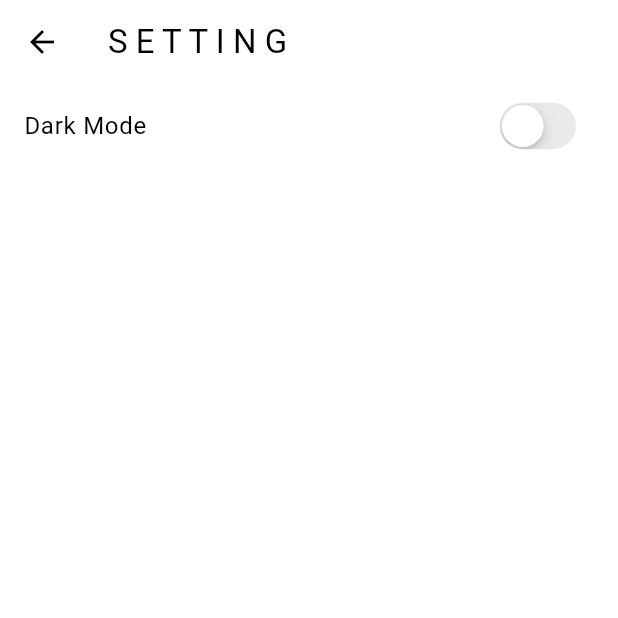
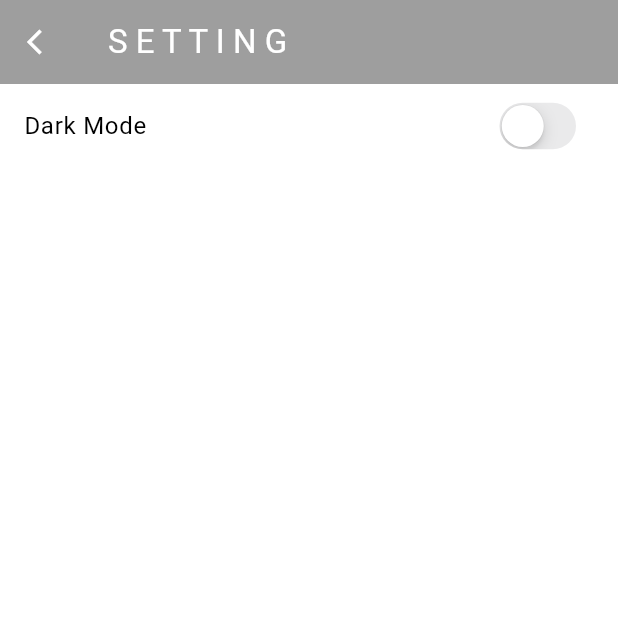
Before and after one commit to PranjalPiya/Hamro-ChatApp, a Flutter app: the screen it shows once a user with an empty profile is signed in, in the side drawer, after a tap on "S E T T I N G", on a phone screen of 412 x 824 dp, the top half of it. Run offline on Flutter 3.47's test engine with Material 3 defaults, Android fonts, the phone set to English and light mode, and no system bars; our stand-ins replace bloc, cloud_firestore, equatable, firebase_auth, firebase_core, flutter_bloc; accounts and stored records are empty; generated files the repository leaves out were written again.

```diff
--- a/lib/components/custom_textformfield.dart
+++ b/lib/components/custom_textformfield.dart
@@ -12,9 +12,15 @@ class CustomTextFormField extends StatelessWidget {
   final bool obscure;
   final String? Function(String?)? validator;
   final Function(String)? onChanged;
+  final int? maxLines;
+  final int? minLines;
+  final FocusNode? focusNode;
   const CustomTextFormField(
       {super.key,
       this.onChanged,
+      this.maxLines,
+      this.minLines,
+      this.focusNode,
       required this.controller,
       required this.hintText,
       required this.validator,
@@ -30,9 +36,11 @@ class CustomTextFormField extends StatelessWidget {
           controller: controller,
           obscureText: obscure,
           validator: validator,
-          maxLines: null, // Allows the text field to expand vertically
+          focusNode: focusNode,
+          //use only for sending message
+          maxLines: maxLines, // Allows the text field to expand vertically
           minLines: 1, // Starts with a single line
-          keyboardType: TextInputType.multiline,
+          // keyboardType: TextInputType.multiline,
           onChanged: onChanged,
           decoration: InputDecoration(
             fillColor: Theme.of(context).colorScheme.secondary,
--- a/lib/components/drawer.dart
+++ b/lib/components/drawer.dart
@@ -20,8 +20,12 @@ Widget appDrawer({BuildContext? context, void Function()? onTap}) {
                   ),
                   const SizedBox(height: 7),
                   Text(
-                    authServices.getCurrentUser()?.displayName?.toUpperCase() ??
-                        'U S E R',
+                    authServices.getCurrentUser()?.displayName == '' ||
+                            authServices.getCurrentUser()!.displayName == null
+                        ? ' U S E R'
+                        : authServices.getCurrentUser()!.displayName!,
+                    // authServices.getCurrentUser()?.displayName?.toUpperCase() ??
+                    // 'U S E R',
                     style: const TextStyle(
                         color: Colors.white,
                         fontSize: 15,
--- a/lib/presentation/home_screen.dart
+++ b/lib/presentation/home_screen.dart
@@ -8,6 +8,8 @@ import 'package:chatapp/presentation/chats/bloc/chat_bloc.dart';
 import 'package:chatapp/presentation/chats/chat_services.dart';
 import 'package:chatapp/presentation/chats/screens/chat_screen.dart';
 import 'package:chatapp/theme/bloc/theme_cubit.dart';
+import 'package:chatapp/theme/dark_theme.dart';
+import 'package:firebase_auth/firebase_auth.dart';
 import 'package:flutter/material.dart';
 import 'package:flutter_bloc/flutter_bloc.dart';
 
@@ -22,14 +24,17 @@ class HomeScreen extends StatelessWidget {
   //get instance of auth service
   final authService = AuthServices();
   final chatService = ChatServices();
-
+  final auth = FirebaseAuth.instance;
   @override
   Widget build(BuildContext context) {
+    final bool isDarkMode =
+        context.watch<ThemeCubit>().currentTheme == darkMode;
     return Scaffold(
       backgroundColor: Theme.of(context).colorScheme.tertiary,
       drawer: appDrawer(
           context: context,
           onTap: () {
+            // log('${auth.currentUser!.displayName}');
             logoutComponent(
               context: context,
               onPressed: () {
@@ -39,7 +44,23 @@ class HomeScreen extends StatelessWidget {
             );
           }),
       appBar: AppBar(
-        title: const Text('Home'),
+        iconTheme: IconThemeData(
+          color: isDarkMode
+              ? Theme.of(context).colorScheme.inversePrimary
+              : Theme.of(context).colorScheme.tertiary,
+        ),
+        backgroundColor: isDarkMode
+            ? Theme.of(context).colorScheme.secondary
+            : Theme.of(context).colorScheme.primary,
+        centerTitle: true,
+        title: Text(
+          'Home',
+          style: TextStyle(
+              color: isDarkMode
+                  ? Theme.of(context).colorScheme.inversePrimary
+                  : Theme.of(context).colorScheme.tertiary,
+              fontWeight: FontWeight.w400),
+        ),
       ),
       body: BlocProvider(
         create: (context) => ChatBloc(ChatServices())..add(LoadAllUsersEvent()),
--- a/lib/presentation/settings/screens/setting_screen.dart
+++ b/lib/presentation/settings/screens/setting_screen.dart
@@ -9,8 +9,24 @@ class SettingScreen extends StatelessWidget {
   @override
   Widget build(BuildContext context) {
     return Scaffold(
+      backgroundColor: Theme.of(context).colorScheme.tertiary,
       appBar: AppBar(
-        title: const Text('S E T T I N G'),
+        backgroundColor: Theme.of(context).colorScheme.primary,
+        title: Text(
+          'S E T T I N G',
+          style: TextStyle(
+              color: Theme.of(context).colorScheme.tertiary,
+              fontWeight: FontWeight.w400),
+        ),
+        leading: InkWell(
+          radius: 20,
+          onTap: () => Navigator.of(context).pop(),
+          child: Icon(
+            Icons.arrow_back_ios,
+            size: 20,
+            color: Theme.of(context).colorScheme.tertiary,
+          ),
+        ),
       ),
       body: Column(
         children: [
```
Also changed, not shown: lib/auth/bloc/auth_bloc.dart (+6 -6 lines), lib/presentation/chats/screens/chat_screen.dart (+106 -150 lines), lib/presentation/chats/widgets/send_message.dart (added, +63 -0 lines), lib/presentation/chats/widgets/show_messages.dart (added, +110 -0 lines).
